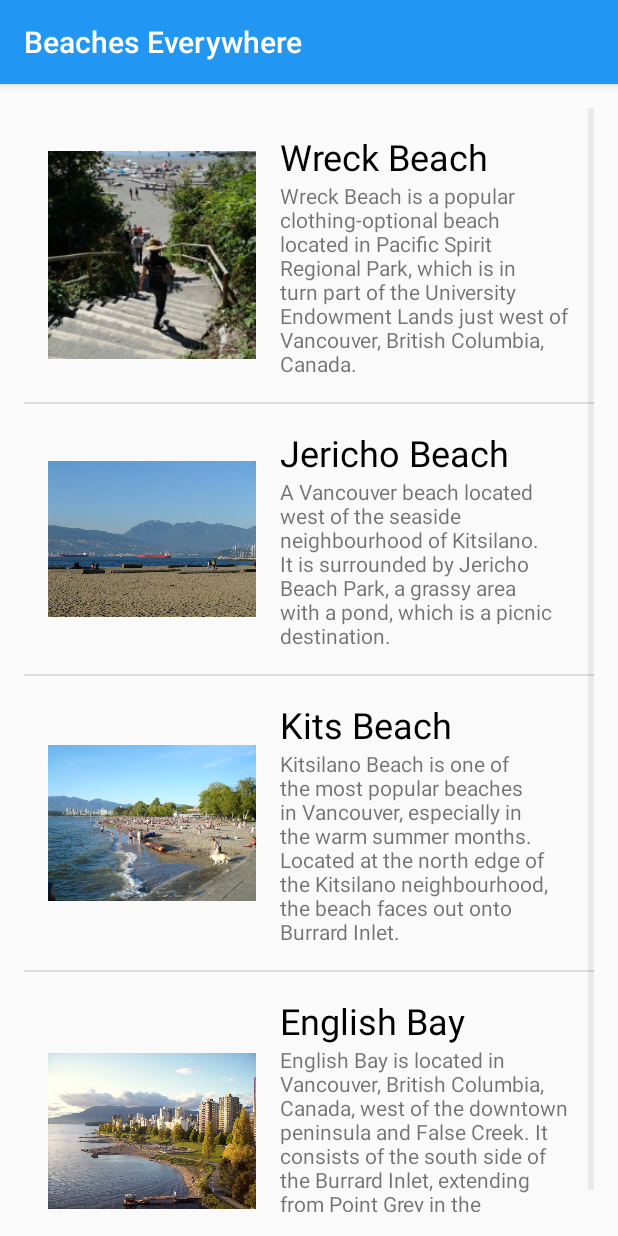
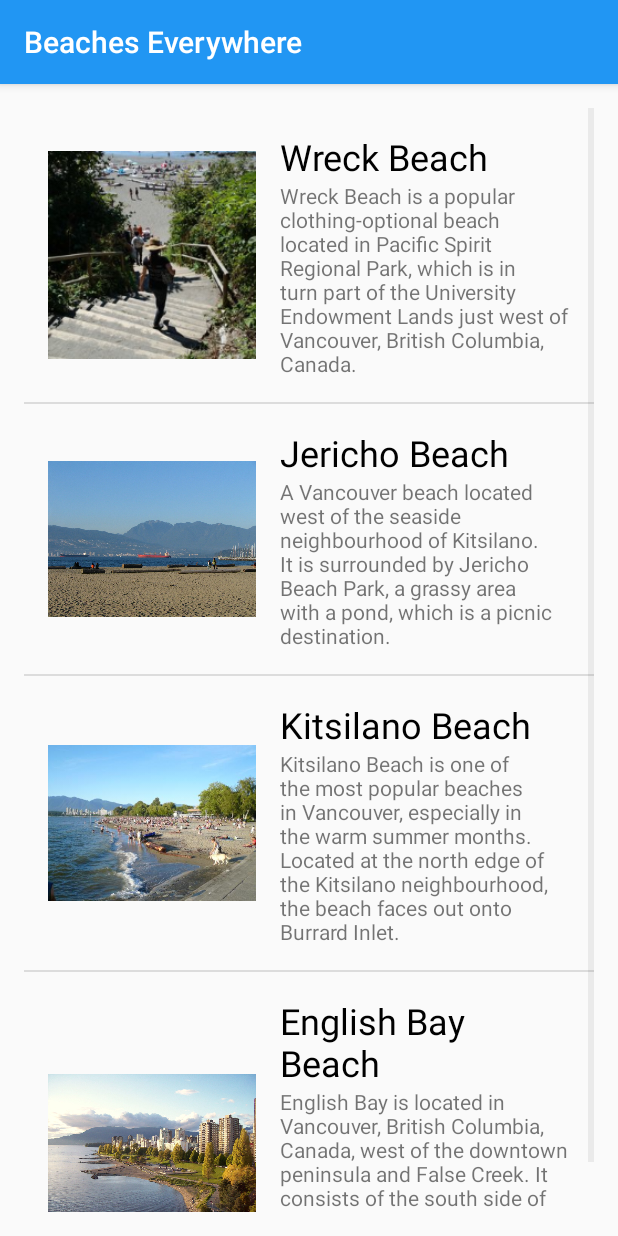
Before and after one commit to LumberZack/Tourism, an Android app: the BeachesActivity screen opened directly, with no data from a screen before it, on a phone screen of 412 x 824 dp. Run offline under Robolectric (Android 15) with nearby library versions, the phone set to English and light mode, and no system bars.

Commit message:
Name Correction bleh

```diff
--- a/TouringVancouver/app/src/main/java/com/example/android/touringvancouver/Attraction.java
+++ b/TouringVancouver/app/src/main/java/com/example/android/touringvancouver/Attraction.java
@@ -5,25 +5,25 @@ package com.example.android.touringvancouver;
  */
 public class Attraction {
 
-    private String mName;
+    private int mNameID;
 
     private int mDetailID;
 
     private int mImageID = 0;
 
-    public Attraction (String name, int detailID, int imageID){
-        mName = name;
+    public Attraction (int nameID, int detailID, int imageID){
+        mNameID = nameID;
         mDetailID = detailID;
         mImageID = imageID;
     }
 
-    public Attraction (String name, int detailID){
-        mName = name;
+    public Attraction (int nameID, int detailID){
+        mNameID = nameID;
         mDetailID = detailID;
 
     }
 
-    public String getName(){ return mName; }
+    public int getName(){ return mNameID; }
 
     public int getDetailID(){ return mDetailID; }
 
--- a/TouringVancouver/app/src/main/java/com/example/android/touringvancouver/AttractionAdapter.java
+++ b/TouringVancouver/app/src/main/java/com/example/android/touringvancouver/AttractionAdapter.java
@@ -29,9 +29,9 @@ public class AttractionAdapter extends ArrayAdapter<Attraction> {
 
         nameTextView.setText(currentAttraction.getName());
 
-        TextView locationTextView = (TextView) listItemView.findViewById(R.id.location);
+        TextView detailTextView = (TextView) listItemView.findViewById(R.id.detail);
 
-        locationTextView.setText(currentAttraction.getDetailID());
+        detailTextView.setText(currentAttraction.getDetailID());
 
         ImageView imageView = (ImageView) listItemView.findViewById(R.id.image);
         if (currentAttraction.getImageID() == 0){
--- a/TouringVancouver/app/src/main/java/com/example/android/touringvancouver/BeachesActivity.java
+++ b/TouringVancouver/app/src/main/java/com/example/android/touringvancouver/BeachesActivity.java
@@ -15,10 +15,10 @@ public class BeachesActivity extends AppCompatActivity {
 
         // Create a list of attractions
         ArrayList<Attraction> attractions = new ArrayList<Attraction>();
-        attractions.add(new Attraction("Wreck Beach", R.string.wreck, R.drawable.wreck_beach));
-        attractions.add(new Attraction("Jericho Beach", R.string.jericho, R.drawable.jericho_beach));
-        attractions.add(new Attraction("Kits Beach", R.string.kits, R.drawable.kits_beach));
-        attractions.add(new Attraction("English Bay", R.string.english_bay, R.drawable.english_bay_beach));
+        attractions.add(new Attraction(R.string.wreckName, R.string.wreck, R.drawable.wreck_beach));
+        attractions.add(new Attraction(R.string.jeriName, R.string.jericho, R.drawable.jericho_beach));
+        attractions.add(new Attraction(R.string.kitsName, R.string.kits, R.drawable.kits_beach));
+        attractions.add(new Attraction(R.string.engName, R.string.english_bay, R.drawable.english_bay_beach));
 
         // Create an {@link AttractionAdapter}, whose data source is a list of {@link Attraction}s.
         // The adapter knows how to create list items for each item in the list.
--- a/TouringVancouver/app/src/main/res/layout/list_item.xml
+++ b/TouringVancouver/app/src/main/res/layout/list_item.xml
@@ -29,7 +29,7 @@
         <TextView
             android:layout_width="wrap_content"
             android:layout_height="wrap_content"
-            android:id="@+id/location"
+            android:id="@+id/detail"
             android:text="Phone number or somethin" />
 
     </LinearLayout>
```
Also changed, not shown: TouringVancouver/app/src/main/java/com/example/android/touringvancouver/FoodsActivity.java (+4 -4 lines), TouringVancouver/app/src/main/java/com/example/android/touringvancouver/GamesActivity.java (+4 -4 lines), TouringVancouver/app/src/main/java/com/example/android/touringvancouver/ParksActivity.java (+4 -4 lines), TouringVancouver/app/src/main/res/values/strings.xml (+26 -1 lines).
